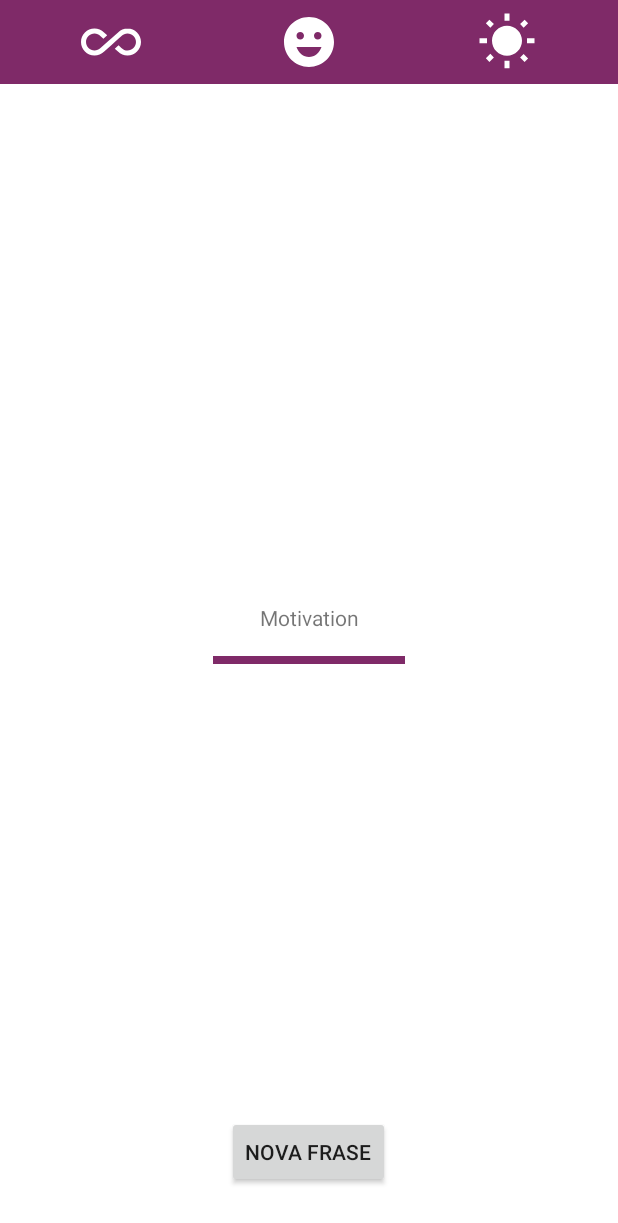
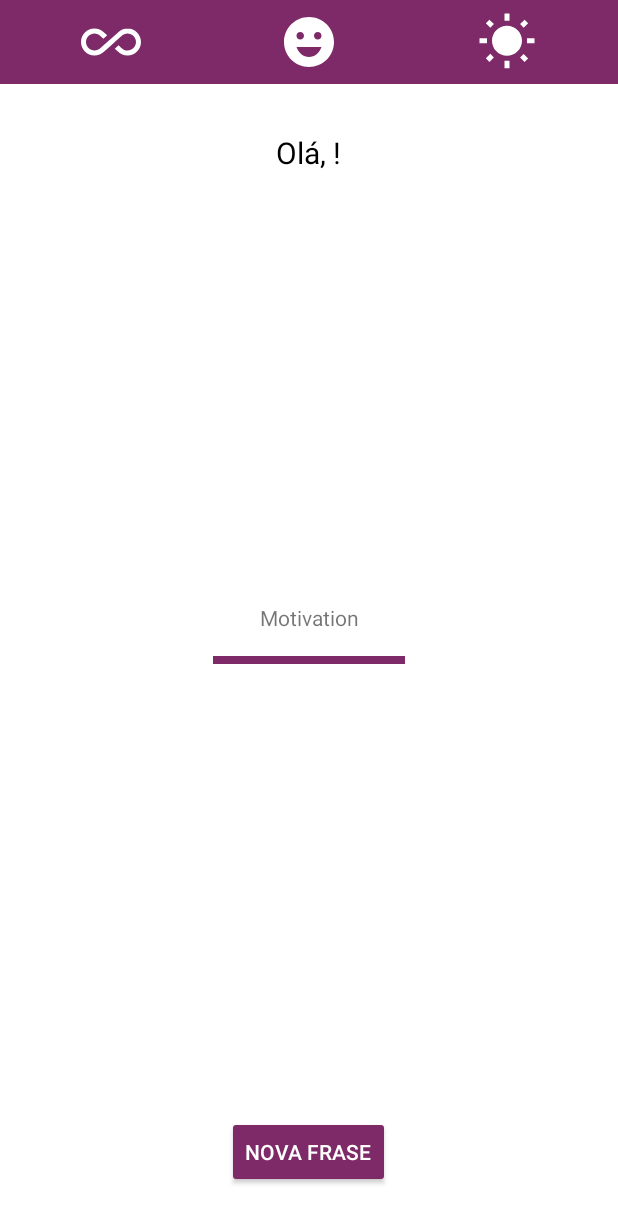
Before and after one commit to Ryan-lima13/Motivation, an Android app: the MainActivity screen opened directly, with no data from a screen before it, on a phone screen of 412 x 824 dp. Shown: the top 1223 px of the screen. Run offline under Robolectric (Android 15) with nearby library versions, the phone set to English and light mode, and no system bars.

```diff
--- a/app/src/main/java/com/rlds/motivation/MainActivity.kt
+++ b/app/src/main/java/com/rlds/motivation/MainActivity.kt
@@ -12,6 +12,8 @@ class MainActivity : AppCompatActivity(), View.OnClickListener {
         super.onCreate(savedInstanceState)
         setContentView(binding.root)
         binding.buttonFrases.setOnClickListener(this)
+        handelUserName()
+
     }
 
     override fun onClick(view: View) {
@@ -19,4 +21,9 @@ class MainActivity : AppCompatActivity(), View.OnClickListener {
             var s = ""
         }
     }
+    // mostra nome usuario
+    private fun handelUserName(){
+        val name = SecurityPreferences(this).getString("USER_NAME")
+        binding.textUser.text = "Olá, $name!"
+    }
 }
--- /dev/null
+++ b/app/src/main/java/com/rlds/motivation/SecurityPreferences.kt
@@ -0,0 +1,16 @@
+package com.rlds.motivation
+
+import android.content.Context
+import android.content.SharedPreferences
+
+class SecurityPreferences(context:Context) {
+    private  val security : SharedPreferences =
+        context.getSharedPreferences("Motivation", Context.MODE_PRIVATE)
+    fun storeString(key:String, str:String){
+        security.edit().putString(key,str).apply()
+    }
+    fun getString(key:String):String?{
+        return security.getString(key, "")?: ""
+
+    }
+}
--- a/app/src/main/res/layout/activity_main.xml
+++ b/app/src/main/res/layout/activity_main.xml
@@ -8,6 +8,7 @@
     tools:context=".MainActivity">
 
     <LinearLayout
+        android:id="@+id/liner_menu"
         android:layout_width="match_parent"
         android:layout_height="wrap_content"
         android:background="@color/purple"
@@ -36,6 +37,17 @@
     </LinearLayout>
 
     <TextView
+        android:id="@+id/textUser"
+        android:layout_width="wrap_content"
+        android:layout_height="wrap_content"
+        android:layout_below="@+id/liner_menu"
+        android:layout_centerHorizontal="true"
+        android:layout_marginTop="32dp"
+        android:text="Ola kothin!"
+        android:textColor="@color/black"
+        android:textSize="20sp" />
+
+    <TextView
         android:id="@+id/text_phrase"
         android:layout_width="match_parent"
         android:layout_height="wrap_content"
@@ -60,6 +72,8 @@
         android:layout_alignParentBottom="true"
         android:layout_centerHorizontal="true"
         android:layout_marginBottom="32dp"
+        android:backgroundTint="@color/purple"
+        android:textColor="@color/white"
         android:text="Nova Frase" />
 
 </RelativeLayout>
--- a/app/src/main/res/layout/activity_user2.xml
+++ b/app/src/main/res/layout/activity_user2.xml
@@ -28,10 +28,11 @@
         android:layout_marginStart="16dp"
         android:layout_marginTop="16dp"
         android:layout_marginEnd="16dp"
+
         android:layout_marginBottom="16dp"
-
         android:gravity="center_horizontal"
         android:hint="Qual seu nome?"
+        android:textColor="@color/white"
         android:textColorHint="@color/white"
         android:textSize="24sp" />
 
```
Also changed, not shown: app/src/main/java/com/rlds/motivation/UserActivity2.kt (+21 -0 lines).
